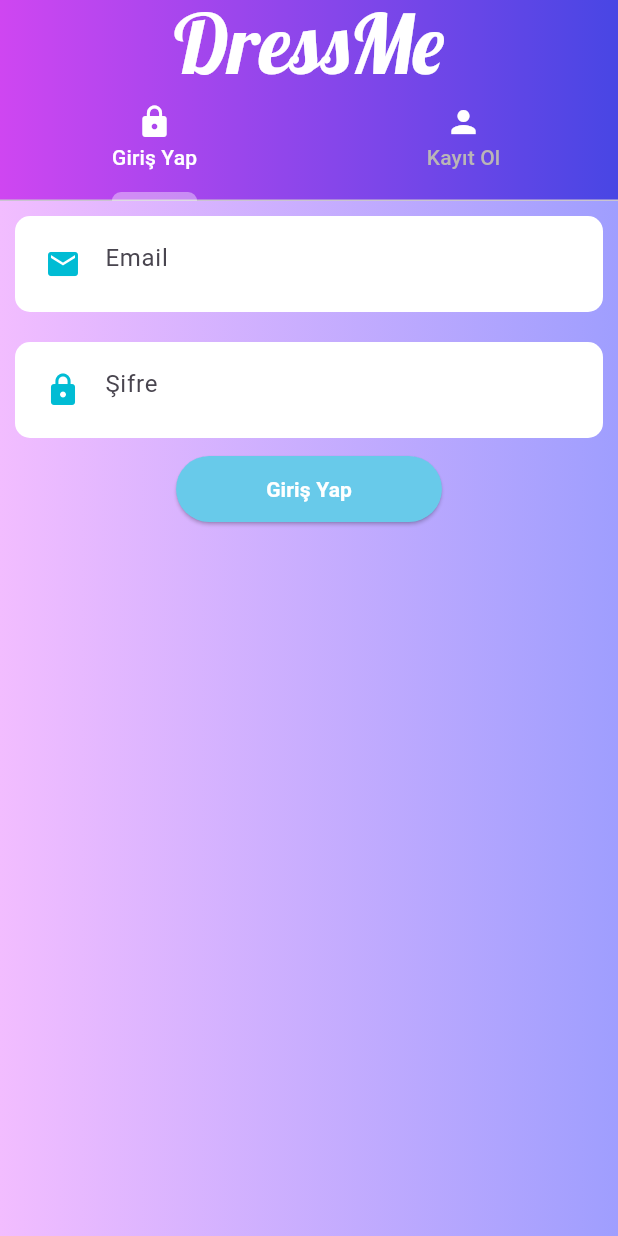
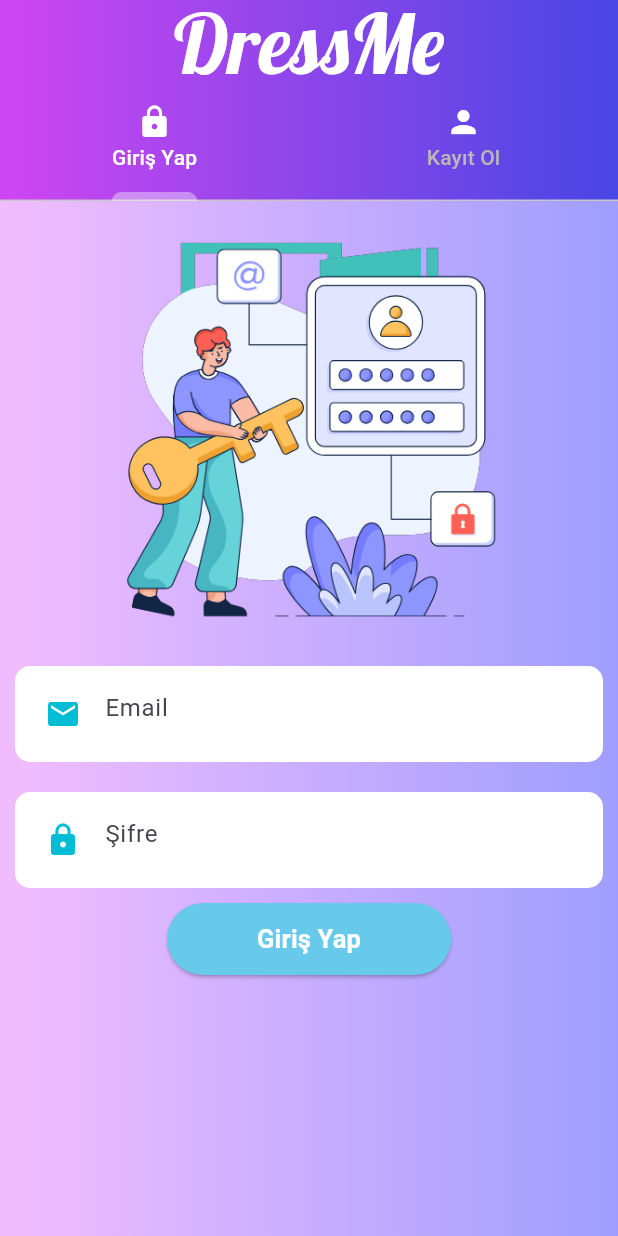
Before and after one commit to DressMeProject/DressMe, a Flutter app: the screen it shows after launch, on a phone screen of 412 x 824 dp. Run offline on Flutter 3.47's test engine with Material 3 defaults, Android fonts, the phone set to English and light mode, and no system bars; our stand-ins replace image_picker.

Commit message:
login pic

```diff
--- a/dressme/lib/routes/authentication/login.dart
+++ b/dressme/lib/routes/authentication/login.dart
@@ -24,7 +24,8 @@
           context: context,
           builder: (c) {
             return ErrorDialog(
-              message: "Lütfen mail adresinizi ve şifrenizi yazdığınızdan emin olun.",
+              message:
+                  "Lütfen mail adresinizi ve şifrenizi yazdığınızdan emin olun.",
             );
           });
     }
@@ -93,16 +94,16 @@
       child: Column(
         mainAxisSize: MainAxisSize.max,
         children: [
-          // Container(
-          //   alignment: Alignment.bottomCenter,
-          //   child: Padding(
-          //     padding: EdgeInsets.all(15),
-          //     child: Image.asset(
-          //       "images/seller.png",
-          //       height: 270,
-          //     ),
-          //   ),
-          // ),
+          Container(
+            alignment: Alignment.bottomCenter,
+            child: Padding(
+              padding: EdgeInsets.all(15),
+              child: Image.asset(
+                "assets/images/login.png",
+                height: 270,
+              ),
+            ),
+          ),
           Form(
             key: _formKey,
             child: Column(
@@ -128,6 +129,7 @@
               style: TextStyle(
                 color: Colors.white,
                 fontWeight: FontWeight.bold,
+                fontSize: 17,
               ),
             ),
             style: ElevatedButton.styleFrom(
```
Also changed, not shown: dressme/assets/images/login.png (added).
